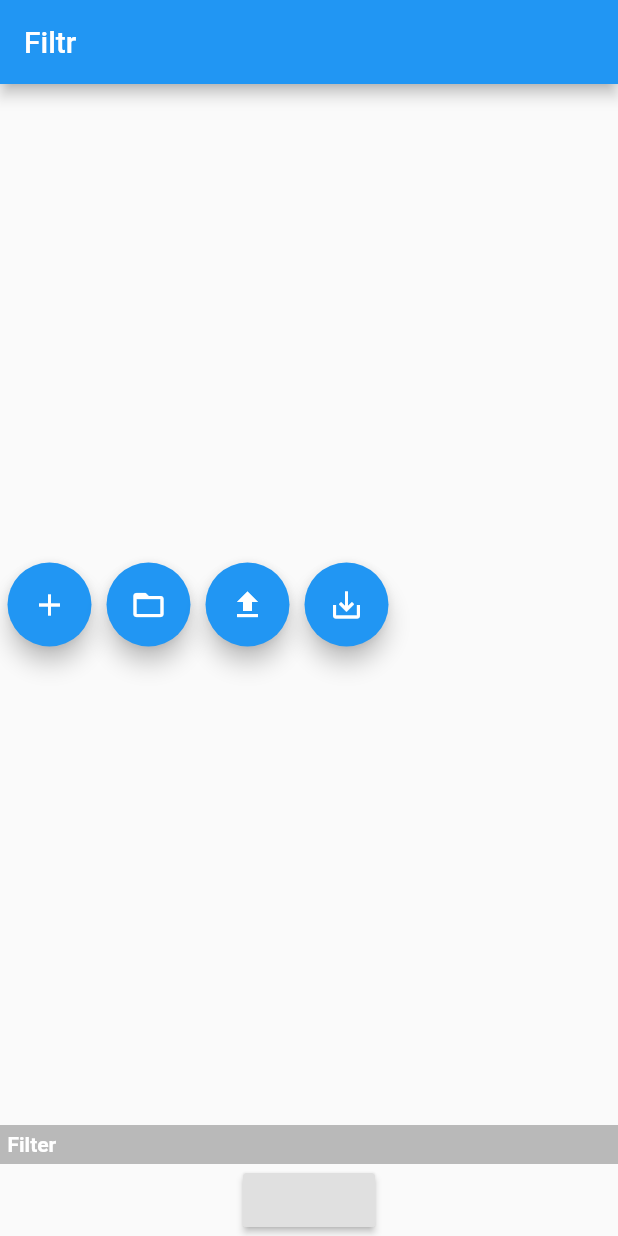
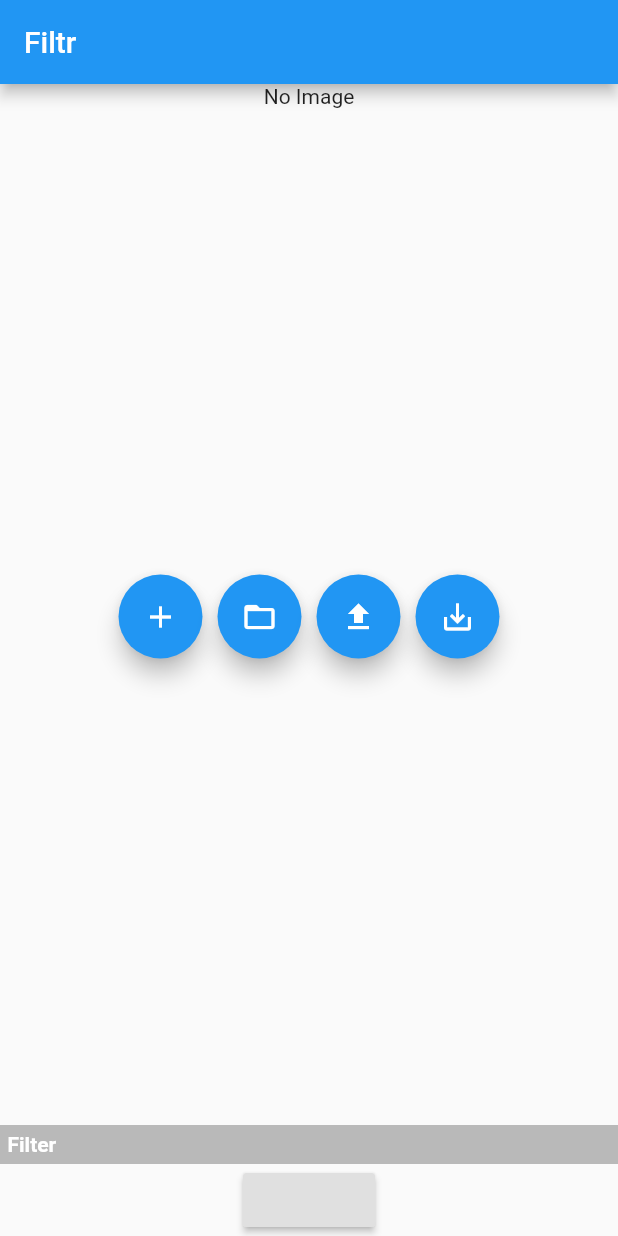
Before and after one commit to MyGodItsFull0fStars/filtr_client, a Flutter app: the screen it shows after launch, after a tap on the "add" icon, on a phone screen of 412 x 824 dp. Run offline on Flutter 3.47's test engine with Material 2 defaults, Android fonts, the phone set to English and light mode, and no system bars; our stand-ins replace bloc, camera, equatable, flutter_bloc, image_picker; missing offline and left inert: loading; network calls fail; statements that could not run were skipped.

Commit message:
Working Image Open and Camera Preview

```diff
--- a/lib/bloc/image/image_bloc.dart
+++ b/lib/bloc/image/image_bloc.dart
@@ -1,4 +1,5 @@
 import 'dart:async';
+import 'dart:io';
 import 'dart:ui';
 import 'package:bloc/bloc.dart';
 import 'package:filter_client/repositories/image_repository.dart';
@@ -7,6 +8,7 @@ import 'package:meta/meta.dart';
 
 class ImageBloc extends Bloc<ImageEvent, ImageState> {
   final ImageRepository imageRepository;
+  File img;
 
   ImageBloc({@required this.imageRepository})
     : assert(imageRepository != null);
@@ -18,11 +20,21 @@ class ImageBloc extends Bloc<ImageEvent, ImageState> {
   Stream<ImageState> mapEventToState(
     ImageEvent event,
   ) async* {
-     if (event is FetchImage) {
+     if (event is OpenCamera) {
+      yield CameraStartState();
+      try {
+        await imageRepository.initCamera();
+        yield CameraShowState(imageRepository.getController());
+
+      } catch (_) {
+        yield ImageErrorState();
+      }
+    }
+    else if(event is LoadImage){
       yield ImageLoadingState();
       try {
-        final Image img = imageRepository.getImage();
-        yield ImageLoadedState();
+        img = await imageRepository.getImage();
+        yield ImageLoadedState(image: img);
       } catch (_) {
         yield ImageErrorState();
       }
--- a/lib/bloc/image/image_event.dart
+++ b/lib/bloc/image/image_event.dart
@@ -6,9 +6,17 @@ abstract class ImageEvent extends Equatable {
   const ImageEvent();
 }
 
-class FetchImage extends ImageEvent{
-  const FetchImage();
+class OpenCamera extends ImageEvent{
+  const OpenCamera();
 
   @override
   List<Object> get props => [];
 }
+
+class LoadImage extends ImageEvent{
+  const LoadImage();
+
+  @override
+  List<Object> get props => [];
+
+}
--- a/lib/bloc/image/image_state.dart
+++ b/lib/bloc/image/image_state.dart
@@ -1,3 +1,7 @@
+import 'dart:io';
+import 'dart:ui';
+
+import 'package:camera/camera.dart';
 import 'package:equatable/equatable.dart';
 import 'package:meta/meta.dart';
 
@@ -11,8 +15,18 @@ abstract class ImageState extends Equatable {
 
 class InitialImageState extends ImageState {}
 
+class CameraStartState extends ImageState {}
+
+class CameraShowState extends ImageState {
+  final CameraController controller;
+  const CameraShowState(@required this.controller);
+}
+
 class ImageLoadingState extends ImageState {}
 
-class ImageLoadedState extends ImageState {}
+class ImageLoadedState extends ImageState {
+  final File image;
+  const ImageLoadedState({@required this.image});
+}
 
 class ImageErrorState extends ImageState {}
--- a/lib/main.dart
+++ b/lib/main.dart
@@ -17,12 +17,22 @@ class SimpleBlocDelegate extends BlocDelegate {
   }
 }
 
-void main() {
+Future<void> main() async {
   BlocSupervisor.delegate = SimpleBlocDelegate();
 
   final FilterRepository filterRepository = FilterRepository();
+  final ImageRepository imageRepository = ImageRepository();
 
-  runApp(FilterApp(filterRepository: filterRepository));
+  WidgetsFlutterBinding.ensureInitialized();
+
+  final cameras = await availableCameras();
+  final firstCamera = cameras.first;
+
+  runApp(FilterApp(
+    filterRepository: filterRepository,
+    imageRepository: imageRepository,
+    camera: firstCamera,
+  ));
 }
 
 class FilterApp extends StatelessWidget {
@@ -30,19 +40,32 @@ class FilterApp extends StatelessWidget {
   final ImageRepository imageRepository;
   final CameraDescription camera;
 
-  FilterApp({Key key, @required this.filterRepository, @required this.imageRepository, @required this.camera})
+  FilterApp(
+      {Key key,
+      @required this.filterRepository,
+      @required this.imageRepository,
+      @required this.camera})
       : assert(filterRepository != null),
+        assert(imageRepository != null),
         super(key: key);
 
   @override
   Widget build(BuildContext context) {
     return MaterialApp(
         title: 'Flutter Weather',
-      home: BlocProvider(
-        create: (context) => FilterBloc(filterRepository: filterRepository),
+        home: MultiBlocProvider(
+          providers: [
+            BlocProvider<FilterBloc>(
+              create: (BuildContext context) =>
+                  FilterBloc(filterRepository: filterRepository),
+            ),
+            BlocProvider<ImageBloc>(
+              create: (BuildContext context) =>
+                  ImageBloc(imageRepository: imageRepository),
+            ),
+          ],
           child: FilterView(),
-      ),
-    );
+        ));
   }
 }
 
@@ -94,18 +117,39 @@ class FilterView extends StatelessWidget {
         body: Center(
             child: Column(
           children: <Widget>[
-            Container(
-
-            ),
+            BlocBuilder<ImageBloc, ImageState>(builder: (context, state) {
+              if (state is InitialImageState) {
+                return Text("Choose an Image");
+              } else if (state is ImageLoadingState) {
+                return Text("Image loading");
+              } else if (state is ImageLoadedState) {
+                return Center(
+                  child: state.image == null
+                      ? Text("No Image")
+                      : Image(image: FileImage(state.image)),
+                );
+              } else if (state is CameraStartState) {
+                return Text("Camera Loading");
+              } else if (state is CameraShowState) {
+                return SizedBox(
+                  width: 200.0,
+                  height: 300.0,
+                  child: CameraPreview(state.controller),
+                );
+              } else {
+                return Text("No Image");
+              }
+            }),
             Expanded(
               child: Row(
+                mainAxisAlignment: MainAxisAlignment.center,
                 children: <Widget>[
                   Padding(
                     padding: EdgeInsets.symmetric(horizontal: 5.0),
                     child: FloatingActionButton(
                       child: Icon(Icons.add),
                       onPressed: () {
-                        //do something
+                        BlocProvider.of<ImageBloc>(context).add(OpenCamera());
                       },
                     ),
                   ),
@@ -114,7 +158,7 @@ class FilterView extends StatelessWidget {
                     child: FloatingActionButton(
                       child: Icon(Icons.folder_open),
                       onPressed: () {
-                        //do something
+                        BlocProvider.of<ImageBloc>(context).add(LoadImage());
                       },
                     ),
                   ),
@@ -174,10 +218,10 @@ class FilterView extends StatelessWidget {
                           padding: EdgeInsets.only(top: 10, bottom: 10),
                           child: SingleChildScrollView(
                               scrollDirection: Axis.horizontal,
-                              child: Column(
-                                children: <Widget>[
+                              child: Column(children: <Widget>[
                                 Padding(
-                                  padding: EdgeInsets.only(left: 10, right: 10),
+                                    padding:
+                                        EdgeInsets.only(left: 10, right: 10),
                                     child: Row(
                                       children: <Widget>[
                                         /*FilterCard(),
@@ -188,7 +232,11 @@ class FilterView extends StatelessWidget {
                                         //BlocProvider.of<FilterBloc>(context).add(GetFilter());
                                       ],
                                     )),
-                                  BlocProvider.of<FilterBloc>(context).filterSettingsVisible == true ? Text("Visible") : Text("Invisible")
+                                BlocProvider.of<FilterBloc>(context)
+                                            .filterSettingsVisible ==
+                                        true
+                                    ? Text("Visible")
+                                    : Text("Invisible")
                               ])));
                     } else {
                       return Padding(
--- a/lib/repositories/image_repository.dart
+++ b/lib/repositories/image_repository.dart
@@ -1,10 +1,36 @@
+import 'dart:io';
 import 'dart:ui';
+import 'package:camera/camera.dart';
+import 'package:flutter/material.dart';
+import 'package:image_picker/image_picker.dart';
 
 class ImageRepository {
-
   ImageRepository();
 
-  Image getImage() {
+  CameraController _controller;
+  CameraDescription _camera;
+
+  Image openCamera() {
     return null;
   }
+
+  Future<File> getImage() async {
+    File image = await ImagePicker.pickImage(source: ImageSource.gallery);
+    return image;
+  }
+
+  Future<void> initCamera() async {
+    WidgetsFlutterBinding.ensureInitialized();
+    final cameras = await availableCameras();
+    _camera = cameras.first;
+    _controller = CameraController(
+      _camera,
+      ResolutionPreset.medium,
+    );
+    return _controller.initialize();
+  }
+
+  CameraController getController(){
+    return _controller;
+  }
 }
--- a/pubspec.yaml
+++ b/pubspec.yaml
@@ -26,6 +26,7 @@ dependencies:
   path_provider:
   path:
   loading: ^1.0.2
+  image_picker: ^0.6.3
 
   # The following adds the Cupertino Icons font to your application.
   # Use with the CupertinoIcons class for iOS style icons.
```
Lines whose indentation alone changed are shown as unchanged.
